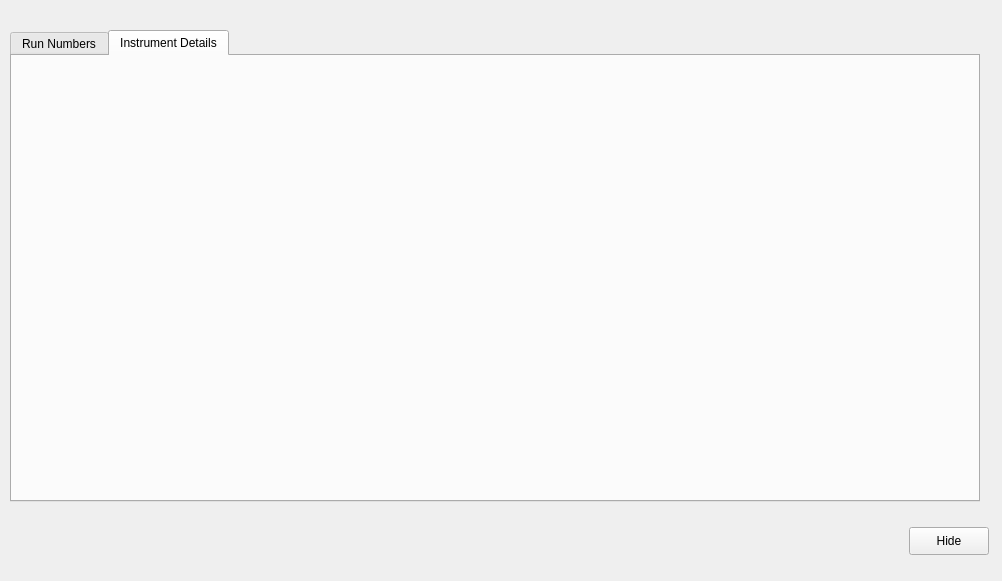
The window that Code/qtiplot/MantidQt/CustomInterfaces/inc/SANSRunWindow.ui (mantidproject/mantid) describes before a commit, drawn with Qt 5.
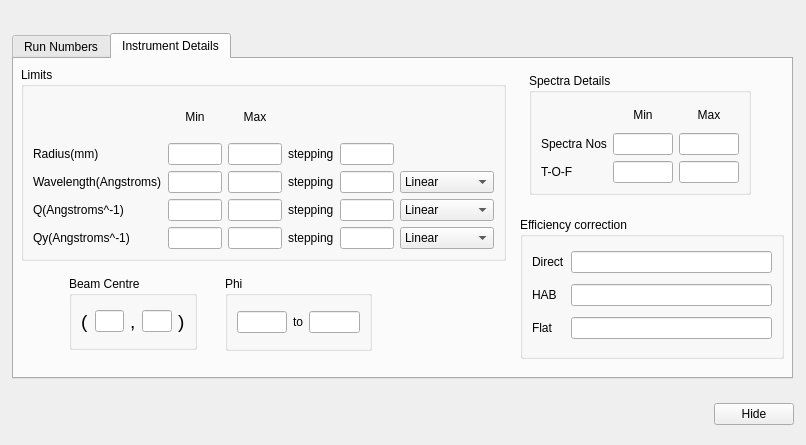
The same window after the commit. The open tabs and pages were chosen to show the change.

Diff of the .ui file:
```diff
--- a/Code/qtiplot/MantidQt/CustomInterfaces/inc/SANSRunWindow.ui
+++ b/Code/qtiplot/MantidQt/CustomInterfaces/inc/SANSRunWindow.ui
@@ -5,36 +5,20 @@
    <rect>
     <x>0</x>
     <y>0</y>
-    <width>1002</width>
-    <height>581</height>
+    <width>806</width>
+    <height>445</height>
    </rect>
   </property>
   <property name="windowTitle" >
    <string>SANS</string>
   </property>
-  <widget class="QPushButton" name="hideBtn" >
-   <property name="geometry" >
-    <rect>
-     <x>909</x>
-     <y>527</y>
-     <width>80</width>
-     <height>28</height>
-    </rect>
-   </property>
-   <property name="text" >
-    <string>Hide</string>
-   </property>
-   <property name="autoDefault" >
-    <bool>false</bool>
-   </property>
-  </widget>
   <widget class="QTabWidget" name="tabWidget" >
    <property name="geometry" >
     <rect>
-     <x>10</x>
-     <y>30</y>
-     <width>970</width>
-     <height>472</height>
+     <x>12</x>
+     <y>33</y>
+     <width>781</width>
+     <height>346</height>
     </rect>
    </property>
    <property name="autoFillBackground" >
@@ -46,6 +30,12 @@
    <property name="currentIndex" >
     <number>0</number>
    </property>
+   <property name="elideMode" >
+    <enum>Qt::ElideNone</enum>
+   </property>
+   <property name="usesScrollButtons" >
+    <bool>true</bool>
+   </property>
    <widget class="QWidget" name="tab" >
     <attribute name="title" >
      <string>Run Numbers</string>
@@ -836,8 +826,431 @@
     <attribute name="title" >
      <string>Instrument Details</string>
     </attribute>
+    <widget class="QGroupBox" name="groupBox_4" >
+     <property name="geometry" >
+      <rect>
+       <x>7</x>
+       <y>8</y>
+       <width>485</width>
+       <height>194</height>
+      </rect>
+     </property>
+     <property name="title" >
+      <string>Limits</string>
+     </property>
+     <property name="checkable" >
+      <bool>false</bool>
+     </property>
+     <layout class="QGridLayout" name="gridLayout_4" >
+      <item row="1" column="0" >
+       <widget class="QLabel" name="label_3" >
+        <property name="text" >
+         <string>Radius(mm)</string>
+        </property>
+       </widget>
+      </item>
+      <item row="2" column="0" >
+       <widget class="QLabel" name="label_16" >
+        <property name="text" >
+         <string>Wavelength(Angstroms)</string>
+        </property>
+       </widget>
+      </item>
+      <item row="3" column="0" >
+       <widget class="QLabel" name="label_19" >
+        <property name="text" >
+         <string>Q(Angstroms^-1)</string>
+        </property>
+       </widget>
+      </item>
+      <item row="4" column="0" >
+       <widget class="QLabel" name="label_21" >
+        <property name="text" >
+         <string>Qy(Angstroms^-1)</string>
+        </property>
+       </widget>
+      </item>
+      <item row="1" column="1" >
+       <widget class="QLineEdit" name="rad_min" />
+      </item>
+      <item row="2" column="1" >
+       <widget class="QLineEdit" name="wav_min" />
+      </item>
+      <item row="3" column="1" >
+       <widget class="QLineEdit" name="q_min" />
+      </item>
+      <item row="4" column="1" >
+       <widget class="QLineEdit" name="qy_min" />
+      </item>
+      <item row="0" column="0" >
+       <spacer name="horizontalSpacer_2" >
+        <property name="orientation" >
+         <enum>Qt::Horizontal</enum>
+        </property>
+        <property name="sizeHint" stdset="0" >
+         <size>
+          <width>40</width>
+          <height>20</height>
+         </size>
+        </property>
+       </spacer>
+      </item>
+      <item row="0" column="1" >
+       <widget class="QLabel" name="label_13" >
+        <property name="text" >
+         <string>Min</string>
+        </property>
+        <property name="alignment" >
+         <set>Qt::AlignCenter</set>
+        </property>
+       </widget>
+      </item>
+      <item row="0" column="2" >
+       <spacer name="horizontalSpacer_3" >
+        <property name="orientation" >
+         <enum>Qt::Horizontal</enum>
+        </property>
+        <property name="sizeHint" stdset="0" >
+         <size>
+          <width>40</width>
+          <height>20</height>
+         </size>
+        </property>
+       </spacer>
+      </item>
+      <item row="1" column="3" >
+       <widget class="QLineEdit" name="rad_max" />
+      </item>
+      <item row="0" column="3" >
+       <widget class="QLabel" name="label_23" >
+        <property name="text" >
+         <string>Max</string>
+        </property>
+        <property name="alignment" >
+         <set>Qt::AlignCenter</set>
+        </property>
+       </widget>
+      </item>
+      <item row="2" column="3" >
+       <widget class="QLineEdit" name="wav_max" />
+      </item>
+      <item row="3" column="3" >
+       <widget class="QLineEdit" name="q_max" />
+      </item>
+      <item row="4" column="3" >
+       <widget class="QLineEdit" name="qy_max" />
+      </item>
+      <item row="1" column="4" >
+       <widget class="QLabel" name="rad_step_lbl" >
+        <property name="text" >
+         <string>stepping</string>
+        </property>
+       </widget>
+      </item>
+      <item row="2" column="4" >
+       <widget class="QLabel" name="wav_step_lbl" >
+        <property name="text" >
+         <string>stepping</string>
+        </property>
+       </widget>
+      </item>
+      <item row="3" column="4" >
+       <widget class="QLabel" name="q_step_lbl" >
+        <property name="text" >
+         <string>stepping</string>
+        </property>
+       </widget>
+      </item>
+      <item row="4" column="4" >
+       <widget class="QLabel" name="qy_step_lbl" >
+        <property name="text" >
+         <string>stepping</string>
+        </property>
+       </widget>
+      </item>
+      <item row="1" column="5" >
+       <widget class="QLineEdit" name="rad_dr" />
+      </item>
+      <item row="2" column="5" >
+       <widget class="QLineEdit" name="wav_dw" />
+      </item>
+      <item row="3" column="5" >
+       <widget class="QLineEdit" name="q_dq" />
+      </item>
+      <item row="4" column="5" >
+       <widget class="QLineEdit" name="qy_dqy" />
+      </item>
+      <item row="2" column="6" >
+       <widget class="QComboBox" name="wav_dw_opt" >
+        <item>
+         <property name="text" >
+          <string>Linear</string>
+         </property>
+        </item>
+        <item>
+         <property name="text" >
+          <string>Logarithmic</string>
+         </property>
+        </item>
+       </widget>
+      </item>
+      <item row="3" column="6" >
+       <widget class="QComboBox" name="q_dq_opt" >
+        <item>
+         <property name="text" >
+          <string>Linear</string>
+         </property>
+        </item>
+        <item>
+         <property name="text" >
+          <string>Logarithmic</string>
+         </property>
+        </item>
+       </widget>
+      </item>
+      <item row="4" column="6" >
+       <widget class="QComboBox" name="qy_dqy_opt" >
+        <item>
+         <property name="text" >
+          <string>Linear</string>
+         </property>
+        </item>
+        <item>
+         <property name="text" >
+          <string>Logarithmic</string>
+         </property>
+        </item>
+       </widget>
+      </item>
+     </layout>
+    </widget>
+    <widget class="QGroupBox" name="groupBox_5" >
+     <property name="geometry" >
+      <rect>
+       <x>515</x>
+       <y>14</y>
+       <width>222</width>
+       <height>122</height>
+      </rect>
+     </property>
+     <property name="title" >
+      <string>Spectra Details</string>
+     </property>
+     <layout class="QGridLayout" name="gridLayout_3" >
+      <item row="1" column="1" >
+       <widget class="QLineEdit" name="spec_min" />
+      </item>
+      <item row="0" column="1" >
+       <widget class="QLabel" name="label_5" >
+        <property name="text" >
+         <string>Min</string>
+        </property>
+        <property name="alignment" >
+         <set>Qt::AlignCenter</set>
+        </property>
+       </widget>
+      </item>
+      <item row="0" column="2" >
+       <widget class="QLabel" name="label_9" >
+        <property name="text" >
+         <string>Max</string>
+        </property>
+        <property name="alignment" >
+         <set>Qt::AlignCenter</set>
+        </property>
+       </widget>
+      </item>
+      <item row="1" column="2" >
+       <widget class="QLineEdit" name="spec_max" />
+      </item>
+      <item row="1" column="0" >
+       <widget class="QLabel" name="label_22" >
+        <property name="text" >
+         <string>Spectra Nos</string>
+        </property>
+       </widget>
+      </item>
+      <item row="2" column="0" >
+       <widget class="QLabel" name="label_24" >
+        <property name="text" >
+         <string>T-O-F</string>
+        </property>
+       </widget>
+      </item>
+      <item row="2" column="1" >
+       <widget class="QLineEdit" name="tof_min" />
+      </item>
+      <item row="2" column="2" >
+       <widget class="QLineEdit" name="tof_max" />
+      </item>
+     </layout>
+    </widget>
+    <widget class="QGroupBox" name="groupBox_6" >
+     <property name="geometry" >
+      <rect>
+       <x>506</x>
+       <y>158</y>
+       <width>264</width>
+       <height>142</height>
+      </rect>
+     </property>
+     <property name="title" >
+      <string>Efficiency correction</string>
+     </property>
+     <layout class="QGridLayout" name="gridLayout_2" >
+      <item row="0" column="1" >
+       <widget class="QLineEdit" name="direct_file" />
+      </item>
+      <item row="0" column="0" >
+       <widget class="QLabel" name="label_27" >
+        <property name="text" >
+         <string>Direct</string>
+        </property>
+       </widget>
+      </item>
+      <item row="1" column="0" >
+       <widget class="QLabel" name="label_28" >
+        <property name="text" >
+         <string>HAB</string>
+        </property>
+       </widget>
+      </item>
+      <item row="2" column="0" >
+       <widget class="QLabel" name="label_29" >
+        <property name="text" >
+         <string>Flat</string>
+        </property>
+       </widget>
+      </item>
+      <item row="2" column="1" >
+       <widget class="QLineEdit" name="flat_file" />
+      </item>
+      <item row="1" column="1" >
+       <widget class="QLineEdit" name="hab_file" />
+      </item>
+     </layout>
+    </widget>
+    <widget class="QGroupBox" name="groupBox_7" >
+     <property name="geometry" >
+      <rect>
+       <x>55</x>
+       <y>217</y>
+       <width>128</width>
+       <height>74</height>
+      </rect>
+     </property>
+     <property name="title" >
+      <string>Beam Centre</string>
+     </property>
+     <layout class="QHBoxLayout" name="horizontalLayout" >
+      <item>
+       <widget class="QLabel" name="label_30" >
+        <property name="font" >
+         <font>
+          <pointsize>14</pointsize>
+         </font>
+        </property>
+        <property name="text" >
+         <string>(</string>
+        </property>
+       </widget>
+      </item>
+      <item>
+       <widget class="QLineEdit" name="lineEdit_18" />
+      </item>
+      <item>
+       <widget class="QLabel" name="label_31" >
+        <property name="font" >
+         <font>
+          <pointsize>14</pointsize>
+         </font>
+        </property>
+        <property name="text" >
+         <string>,</string>
+        </property>
+       </widget>
+      </item>
+      <item>
+       <widget class="QLineEdit" name="lineEdit_19" />
+      </item>
+      <item>
+       <widget class="QLabel" name="label_32" >
+        <property name="font" >
+         <font>
+          <pointsize>14</pointsize>
+         </font>
+        </property>
+        <property name="text" >
+         <string>)</string>
+        </property>
+       </widget>
+      </item>
+     </layout>
+    </widget>
+    <widget class="QGroupBox" name="groupBox_8" >
+     <property name="geometry" >
+      <rect>
+       <x>211</x>
+       <y>217</y>
+       <width>147</width>
+       <height>75</height>
+      </rect>
+     </property>
+     <property name="title" >
+      <string>Phi</string>
+     </property>
+     <layout class="QGridLayout" name="gridLayout_5" >
+      <item row="0" column="0" >
+       <widget class="QLineEdit" name="lineEdit_4" />
+      </item>
+      <item row="0" column="2" >
+       <widget class="QLineEdit" name="lineEdit_7" />
+      </item>
+      <item row="0" column="1" >
+       <widget class="QLabel" name="label_33" >
+        <property name="text" >
+         <string>to</string>
+        </property>
+       </widget>
+      </item>
+     </layout>
+    </widget>
    </widget>
   </widget>
+  <widget class="QWidget" name="layoutWidget" >
+   <property name="geometry" >
+    <rect>
+     <x>13</x>
+     <y>399</y>
+     <width>781</width>
+     <height>30</height>
+    </rect>
+   </property>
+   <layout class="QHBoxLayout" name="horizontalLayout_11" >
+    <item>
+     <spacer name="horizontalSpacer" >
+      <property name="orientation" >
+       <enum>Qt::Horizontal</enum>
+      </property>
+      <property name="sizeHint" stdset="0" >
+       <size>
+        <width>40</width>
+        <height>20</height>
+       </size>
+      </property>
+     </spacer>
+    </item>
+    <item>
+     <widget class="QPushButton" name="pushButton" >
+      <property name="text" >
+       <string>Hide</string>
+      </property>
+     </widget>
+    </item>
+   </layout>
+   <zorder>pushButton</zorder>
+   <zorder>horizontalSpacer</zorder>
+  </widget>
  </widget>
  <tabstops>
   <tabstop>tabWidget</tabstop>
```
Left out of the diff: 109 changed lines with no effect on the pictures.
